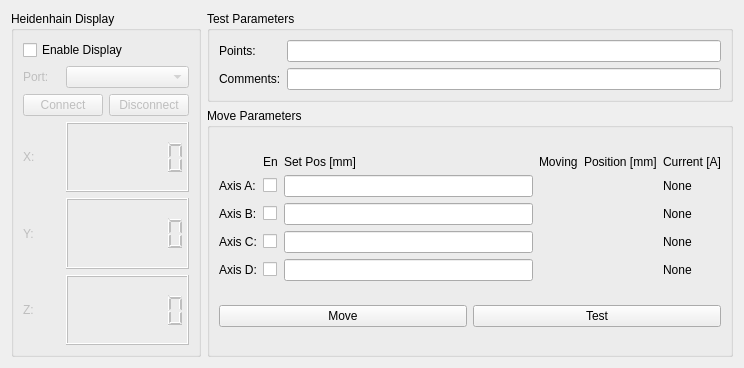
Before: the Qt Designer form undulator/gui/ui/testswidget.ui in lnls-ima/undulador-control-gui, drawn with Qt 5.
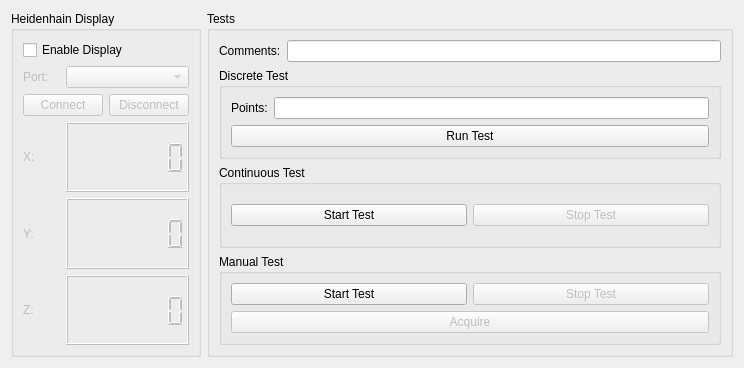
After: the same form once the commit is applied. Custom widgets are drawn as their Qt base class.

What changed in the file:
```diff
--- a/undulator/gui/ui/testswidget.ui
+++ b/undulator/gui/ui/testswidget.ui
@@ -13,8 +13,8 @@
   <property name="windowTitle">
    <string>Form</string>
   </property>
-  <layout class="QGridLayout" name="gridLayout_5">
-   <item row="0" column="0" rowspan="2">
+  <layout class="QGridLayout" name="gridLayout_6">
+   <item row="0" column="0">
     <widget class="QGroupBox" name="groupBox">
      <property name="title">
       <string>Heidenhain Display</string>
@@ -131,618 +131,126 @@
     </widget>
    </item>
    <item row="0" column="1">
-    <widget class="QGroupBox" name="groupBox_5">
+    <widget class="QGroupBox" name="groupBox_3">
      <property name="title">
-      <string>Test Parameters</string>
+      <string>Tests</string>
      </property>
-     <layout class="QGridLayout" name="gridLayout_3">
+     <layout class="QGridLayout" name="gridLayout_5">
       <item row="0" column="0">
-       <widget class="QLabel" name="label_5">
-        <property name="text">
-         <string>Points:</string>
-        </property>
-       </widget>
-      </item>
-      <item row="0" column="1">
-       <widget class="QLineEdit" name="le_points"/>
-      </item>
-      <item row="1" column="0">
-       <widget class="QLabel" name="label_6">
-        <property name="text">
-         <string>Comments:</string>
-        </property>
-       </widget>
-      </item>
-      <item row="1" column="1">
-       <widget class="QLineEdit" name="le_comments"/>
-      </item>
-     </layout>
-    </widget>
-   </item>
-   <item row="1" column="1">
-    <widget class="QGroupBox" name="groupBox_2">
-     <property name="sizePolicy">
-      <sizepolicy hsizetype="Expanding" vsizetype="Expanding">
-       <horstretch>0</horstretch>
-       <verstretch>0</verstretch>
-      </sizepolicy>
-     </property>
-     <property name="title">
-      <string>Move Parameters</string>
-     </property>
-     <layout class="QGridLayout" name="gridLayout_4">
-      <item row="0" column="0" colspan="2">
-       <layout class="QGridLayout" name="gridLayout_2">
-        <item row="4" column="0">
-         <widget class="QLabel" name="label_4">
+       <layout class="QHBoxLayout" name="horizontalLayout">
+        <item>
+         <widget class="QLabel" name="label_6">
           <property name="text">
-           <string>Axis D:</string>
+           <string>Comments:</string>
           </property>
          </widget>
         </item>
-        <item row="4" column="2">
-         <widget class="PyDMLineEdit" name="le_move_posD">
-          <property name="toolTip">
-           <string/>
-          </property>
-          <property name="precision" stdset="0">
-           <number>0</number>
-          </property>
-          <property name="precisionFromPV" stdset="0">
-           <bool>true</bool>
-          </property>
-          <property name="channel" stdset="0">
-           <string>ca://und:AxisD:MovePos</string>
-          </property>
-          <property name="displayFormat" stdset="0">
-           <enum>PyDMLineEdit::Default</enum>
-          </property>
-         </widget>
-        </item>
-        <item row="1" column="0">
-         <widget class="QLabel" name="label">
-          <property name="text">
-           <string>Axis A:</string>
-          </property>
-         </widget>
-        </item>
-        <item row="3" column="1">
-         <widget class="PyDMCheckbox" name="chb_moveC">
-          <property name="toolTip">
-           <string/>
-          </property>
-          <property name="channel" stdset="0">
-           <string>ca://und:AxisC:Move</string>
-          </property>
-         </widget>
-        </item>
-        <item row="2" column="2">
-         <widget class="PyDMLineEdit" name="le_move_posB">
-          <property name="toolTip">
-           <string/>
-          </property>
-          <property name="precision" stdset="0">
-           <number>0</number>
-          </property>
-          <property name="precisionFromPV" stdset="0">
-           <bool>true</bool>
-          </property>
-          <property name="channel" stdset="0">
-           <string>ca://und:AxisB:MovePos</string>
-          </property>
-         </widget>
-        </item>
-        <item row="1" column="1">
-         <widget class="PyDMCheckbox" name="chb_moveA">
-          <property name="toolTip">
-           <string/>
-          </property>
-          <property name="channel" stdset="0">
-           <string>ca://und:AxisA:Move</string>
-          </property>
-         </widget>
-        </item>
-        <item row="4" column="1">
-         <widget class="PyDMCheckbox" name="chb_moveD">
-          <property name="toolTip">
-           <string/>
-          </property>
-          <property name="channel" stdset="0">
-           <string>ca://und:AxisD:Move</string>
-          </property>
-         </widget>
-        </item>
-        <item row="3" column="2">
-         <widget class="PyDMLineEdit" name="le_move_posC">
-          <property name="toolTip">
-           <string/>
-          </property>
-          <property name="precision" stdset="0">
-           <number>0</number>
-          </property>
-          <property name="precisionFromPV" stdset="0">
-           <bool>true</bool>
-          </property>
-          <property name="channel" stdset="0">
-           <string>ca://und:AxisC:MovePos</string>
-          </property>
-         </widget>
-        </item>
-        <item row="1" column="2">
-         <widget class="PyDMLineEdit" name="le_move_posA">
-          <property name="toolTip">
-           <string/>
-          </property>
-          <property name="locale">
-           <locale language="English" country="UnitedStates"/>
-          </property>
-          <property name="inputMethodHints">
-           <set>Qt::ImhFormattedNumbersOnly</set>
-          </property>
-          <property name="precision" stdset="0">
-           <number>0</number>
-          </property>
-          <property name="precisionFromPV" stdset="0">
-           <bool>true</bool>
-          </property>
-          <property name="channel" stdset="0">
-           <string>ca://und:AxisA:MovePos</string>
-          </property>
-         </widget>
-        </item>
-        <item row="2" column="1">
-         <widget class="PyDMCheckbox" name="chb_moveB">
-          <property name="toolTip">
-           <string/>
-          </property>
-          <property name="channel" stdset="0">
-           <string>ca://und:AxisB:Move</string>
-          </property>
-         </widget>
-        </item>
-        <item row="3" column="0">
-         <widget class="QLabel" name="label_3">
-          <property name="text">
-           <string>Axis C:</string>
-          </property>
-         </widget>
-        </item>
-        <item row="2" column="0">
-         <widget class="QLabel" name="label_2">
-          <property name="text">
-           <string>Axis B:</string>
-          </property>
-         </widget>
-        </item>
-        <item row="2" column="3">
-         <widget class="PyDMByteIndicator" name="bit_mvnB">
-          <property name="sizePolicy">
-           <sizepolicy hsizetype="Preferred" vsizetype="Preferred">
-            <horstretch>0</horstretch>
-            <verstretch>0</verstretch>
-           </sizepolicy>
-          </property>
-          <property name="toolTip">
-           <string/>
-          </property>
-          <property name="channel" stdset="0">
-           <string>ca://und:AxisB:MoveStatus</string>
-          </property>
-          <property name="showLabels" stdset="0">
-           <bool>false</bool>
-          </property>
-          <property name="circles" stdset="0">
-           <bool>true</bool>
-          </property>
-          <property name="labels" stdset="0">
-           <stringlist>
-            <string>Motor Moving</string>
-           </stringlist>
-          </property>
-         </widget>
-        </item>
-        <item row="0" column="3">
-         <widget class="QLabel" name="label_13">
-          <property name="sizePolicy">
-           <sizepolicy hsizetype="Preferred" vsizetype="Maximum">
-            <horstretch>0</horstretch>
-            <verstretch>0</verstretch>
-           </sizepolicy>
-          </property>
-          <property name="text">
-           <string>Moving</string>
-          </property>
-         </widget>
-        </item>
-        <item row="1" column="4">
-         <widget class="PyDMLabel" name="la_AxisAPos">
-          <property name="sizePolicy">
-           <sizepolicy hsizetype="Maximum" vsizetype="Preferred">
-            <horstretch>0</horstretch>
-            <verstretch>0</verstretch>
-           </sizepolicy>
-          </property>
-          <property name="toolTip">
-           <string/>
-          </property>
-          <property name="precision" stdset="0">
-           <number>0</number>
-          </property>
-          <property name="precisionFromPV" stdset="0">
-           <bool>true</bool>
-          </property>
-          <property name="channel" stdset="0">
-           <string>ca://und:AxisA:ActualPosition</string>
-          </property>
-          <property name="displayFormat" stdset="0">
-           <enum>PyDMLabel::Default</enum>
-          </property>
-         </widget>
-        </item>
-        <item row="2" column="4">
-         <widget class="PyDMLabel" name="la_AxisBPos">
-          <property name="sizePolicy">
-           <sizepolicy hsizetype="Fixed" vsizetype="Preferred">
-            <horstretch>0</horstretch>
-            <verstretch>0</verstretch>
-           </sizepolicy>
-          </property>
-          <property name="toolTip">
-           <string/>
-          </property>
-          <property name="precision" stdset="0">
-           <number>0</number>
-          </property>
-          <property name="precisionFromPV" stdset="0">
-           <bool>true</bool>
-          </property>
-          <property name="channel" stdset="0">
-           <string>ca://und:AxisB:ActualPosition</string>
-          </property>
-          <property name="displayFormat" stdset="0">
-           <enum>PyDMLabel::Default</enum>
-          </property>
-         </widget>
-        </item>
-        <item row="4" column="3">
-         <widget class="PyDMByteIndicator" name="bit_mvnD">
-          <property name="sizePolicy">
-           <sizepolicy hsizetype="Preferred" vsizetype="Preferred">
-            <horstretch>0</horstretch>
-            <verstretch>0</verstretch>
-           </sizepolicy>
-          </property>
-          <property name="toolTip">
-           <string/>
-          </property>
-          <property name="channel" stdset="0">
-           <string>ca://und:AxisD:MoveStatus</string>
-          </property>
-          <property name="showLabels" stdset="0">
-           <bool>false</bool>
-          </property>
-          <property name="circles" stdset="0">
-           <bool>true</bool>
-          </property>
-          <property name="labels" stdset="0">
-           <stringlist>
-            <string>Motor Moving</string>
-           </stringlist>
-          </property>
-         </widget>
-        </item>
-        <item row="3" column="4">
-         <widget class="PyDMLabel" name="la_AxisCPos">
-          <property name="sizePolicy">
-           <sizepolicy hsizetype="Fixed" vsizetype="Preferred">
-            <horstretch>0</horstretch>
-            <verstretch>0</verstretch>
-           </sizepolicy>
-          </property>
-          <property name="toolTip">
-           <string/>
-          </property>
-          <property name="precision" stdset="0">
-           <number>0</number>
-          </property>
-          <property name="precisionFromPV" stdset="0">
-           <bool>true</bool>
-          </property>
-          <property name="channel" stdset="0">
-           <string>ca://und:AxisC:ActualPosition.VAL</string>
-          </property>
-          <property name="displayFormat" stdset="0">
-           <enum>PyDMLabel::Default</enum>
-          </property>
-         </widget>
-        </item>
-        <item row="4" column="4">
-         <widget class="PyDMLabel" name="la_AxisDPos">
-          <property name="sizePolicy">
-           <sizepolicy hsizetype="Fixed" vsizetype="Preferred">
-            <horstretch>0</horstretch>
-            <verstretch>0</verstretch>
-           </sizepolicy>
-          </property>
-          <property name="toolTip">
-           <string/>
-          </property>
-          <property name="precision" stdset="0">
-           <number>0</number>
-          </property>
-          <property name="precisionFromPV" stdset="0">
-           <bool>true</bool>
-          </property>
-          <property name="channel" stdset="0">
-           <string>ca://und:AxisD:ActualPosition.VAL</string>
-          </property>
-          <property name="displayFormat" stdset="0">
-           <enum>PyDMLabel::Default</enum>
-          </property>
-         </widget>
-        </item>
-        <item row="0" column="4">
-         <widget class="QLabel" name="label_14">
-          <property name="sizePolicy">
-           <sizepolicy hsizetype="Preferred" vsizetype="Maximum">
-            <horstretch>0</horstretch>
-            <verstretch>0</verstretch>
-           </sizepolicy>
-          </property>
-          <property name="text">
-           <string>Position [mm]</string>
-          </property>
-         </widget>
-        </item>
-        <item row="3" column="3">
-         <widget class="PyDMByteIndicator" name="bit_mvnC">
-          <property name="sizePolicy">
-           <sizepolicy hsizetype="Preferred" vsizetype="Preferred">
-            <horstretch>0</horstretch>
-            <verstretch>0</verstretch>
-           </sizepolicy>
-          </property>
-          <property name="toolTip">
-           <string/>
-          </property>
-          <property name="channel" stdset="0">
-           <string>ca://und:AxisC:MoveStatus</string>
-          </property>
-          <property name="showLabels" stdset="0">
-           <bool>false</bool>
-          </property>
-          <property name="circles" stdset="0">
-           <bool>true</bool>
-          </property>
-          <property name="labels" stdset="0">
-           <stringlist>
-            <string>Motor Moving</string>
-           </stringlist>
-          </property>
-         </widget>
-        </item>
-        <item row="0" column="1">
-         <widget class="QLabel" name="label_11">
-          <property name="sizePolicy">
-           <sizepolicy hsizetype="Preferred" vsizetype="Maximum">
-            <horstretch>0</horstretch>
-            <verstretch>0</verstretch>
-           </sizepolicy>
-          </property>
-          <property name="text">
-           <string>En</string>
-          </property>
-         </widget>
-        </item>
-        <item row="0" column="2">
-         <widget class="QLabel" name="label_12">
-          <property name="sizePolicy">
-           <sizepolicy hsizetype="Preferred" vsizetype="Maximum">
-            <horstretch>0</horstretch>
-            <verstretch>0</verstretch>
-           </sizepolicy>
-          </property>
-          <property name="text">
-           <string>Set Pos [mm]</string>
-          </property>
-         </widget>
-        </item>
-        <item row="1" column="3">
-         <widget class="PyDMByteIndicator" name="bit_mvnA">
-          <property name="sizePolicy">
-           <sizepolicy hsizetype="Minimum" vsizetype="Preferred">
-            <horstretch>0</horstretch>
-            <verstretch>0</verstretch>
-           </sizepolicy>
-          </property>
-          <property name="toolTip">
-           <string/>
-          </property>
-          <property name="channel" stdset="0">
-           <string>ca://und:AxisA:MoveStatus</string>
-          </property>
-          <property name="showLabels" stdset="0">
-           <bool>false</bool>
-          </property>
-          <property name="circles" stdset="0">
-           <bool>true</bool>
-          </property>
-          <property name="labels" stdset="0">
-           <stringlist>
-            <string>Motor Moving</string>
-           </stringlist>
-          </property>
-         </widget>
-        </item>
-        <item row="0" column="5">
-         <widget class="QLabel" name="label_15">
-          <property name="sizePolicy">
-           <sizepolicy hsizetype="Preferred" vsizetype="Maximum">
-            <horstretch>0</horstretch>
-            <verstretch>0</verstretch>
-           </sizepolicy>
-          </property>
-          <property name="text">
-           <string>Current [A]</string>
-          </property>
-         </widget>
-        </item>
-        <item row="1" column="5">
-         <widget class="PyDMLabel" name="la_AxisACur">
-          <property name="sizePolicy">
-           <sizepolicy hsizetype="Maximum" vsizetype="Preferred">
-            <horstretch>0</horstretch>
-            <verstretch>0</verstretch>
-           </sizepolicy>
-          </property>
-          <property name="toolTip">
-           <string/>
-          </property>
-          <property name="text">
-           <string>None</string>
-          </property>
-          <property name="precision" stdset="0">
-           <number>0</number>
-          </property>
-          <property name="precisionFromPV" stdset="0">
-           <bool>true</bool>
-          </property>
-          <property name="channel" stdset="0">
-           <string>ca://und:AxisA:OutputCurrent</string>
-          </property>
-          <property name="displayFormat" stdset="0">
-           <enum>PyDMLabel::Default</enum>
-          </property>
-         </widget>
-        </item>
-        <item row="2" column="5">
-         <widget class="PyDMLabel" name="la_AxisBCur">
-          <property name="sizePolicy">
-           <sizepolicy hsizetype="Maximum" vsizetype="Preferred">
-            <horstretch>0</horstretch>
-            <verstretch>0</verstretch>
-           </sizepolicy>
-          </property>
-          <property name="toolTip">
-           <string/>
-          </property>
-          <property name="text">
-           <string>None</string>
-          </property>
-          <property name="precision" stdset="0">
-           <number>0</number>
-          </property>
-          <property name="precisionFromPV" stdset="0">
-           <bool>true</bool>
-          </property>
-          <property name="channel" stdset="0">
-           <string>ca://und:AxisB:OutputCurrent</string>
-          </property>
-          <property name="displayFormat" stdset="0">
-           <enum>PyDMLabel::Default</enum>
-          </property>
-         </widget>
-        </item>
-        <item row="3" column="5">
-         <widget class="PyDMLabel" name="la_AxisCCur">
-          <property name="sizePolicy">
-           <sizepolicy hsizetype="Maximum" vsizetype="Preferred">
-            <horstretch>0</horstretch>
-            <verstretch>0</verstretch>
-           </sizepolicy>
-          </property>
-          <property name="toolTip">
-           <string/>
-          </property>
-          <property name="text">
-           <string>None</string>
-          </property>
-          <property name="precision" stdset="0">
-           <number>0</number>
-          </property>
-          <property name="precisionFromPV" stdset="0">
-           <bool>true</bool>
-          </property>
-          <property name="channel" stdset="0">
-           <string>ca://und:AxisC:OutputCurrent</string>
-          </property>
-          <property name="displayFormat" stdset="0">
-           <enum>PyDMLabel::Default</enum>
-          </property>
-         </widget>
-        </item>
-        <item row="4" column="5">
-         <widget class="PyDMLabel" name="la_AxisDCur">
-          <property name="sizePolicy">
-           <sizepolicy hsizetype="Maximum" vsizetype="Preferred">
-            <horstretch>0</horstretch>
-            <verstretch>0</verstretch>
-           </sizepolicy>
-          </property>
-          <property name="toolTip">
-           <string/>
-          </property>
-          <property name="text">
-           <string>None</string>
-          </property>
-          <property name="precision" stdset="0">
-           <number>0</number>
-          </property>
-          <property name="precisionFromPV" stdset="0">
-           <bool>true</bool>
-          </property>
-          <property name="channel" stdset="0">
-           <string>ca://und:AxisD:OutputCurrent</string>
-          </property>
-          <property name="displayFormat" stdset="0">
-           <enum>PyDMLabel::Default</enum>
-          </property>
-         </widget>
+        <item>
+         <widget class="QLineEdit" name="le_comments"/>
         </item>
        </layout>
       </item>
       <item row="1" column="0">
-       <widget class="PyDMPushButton" name="pbt_Move">
-        <property name="toolTip">
-         <string/>
+       <widget class="QGroupBox" name="groupBox_5">
+        <property name="title">
+         <string>Discrete Test</string>
         </property>
-        <property name="text">
-         <string>Move</string>
+        <layout class="QGridLayout" name="gridLayout_3">
+         <item row="1" column="0" colspan="2">
+          <widget class="PyDMPushButton" name="pbt_test">
+           <property name="toolTip">
+            <string/>
+           </property>
+           <property name="text">
+            <string>Run Test</string>
+           </property>
+           <property name="checked">
+            <bool>false</bool>
+           </property>
+           <property name="rules" stdset="0">
+            <string>[{&quot;name&quot;: &quot;Enable&quot;, &quot;property&quot;: &quot;Enable&quot;, &quot;expression&quot;: &quot;ch[0]&quot;, &quot;channels&quot;: [{&quot;channel&quot;: &quot;ca://und:AxisA:DriveEnableStatus&quot;, &quot;trigger&quot;: true}]}]</string>
+           </property>
+           <property name="channel" stdset="0">
+            <string/>
+           </property>
+           <property name="pressValue" stdset="0">
+            <string>1</string>
+           </property>
+          </widget>
+         </item>
+         <item row="0" column="0">
+          <widget class="QLabel" name="label_5">
+           <property name="text">
+            <string>Points:</string>
+           </property>
+          </widget>
+         </item>
+         <item row="0" column="1">
+          <widget class="QLineEdit" name="le_points"/>
+         </item>
+        </layout>
+       </widget>
+      </item>
+      <item row="2" column="0">
+       <widget class="QGroupBox" name="groupBox_2">
+        <property name="title">
+         <string>Continuous Test</string>
         </property>
-        <property name="checked">
-         <bool>false</bool>
-        </property>
-        <property name="rules" stdset="0">
-         <string>[{&quot;name&quot;: &quot;Enable&quot;, &quot;property&quot;: &quot;Enable&quot;, &quot;expression&quot;: &quot;ch[0]&quot;, &quot;channels&quot;: [{&quot;channel&quot;: &quot;ca://und:AxisA:DriveEnableStatus&quot;, &quot;trigger&quot;: true}]}]</string>
-        </property>
-        <property name="channel" stdset="0">
-         <string>ca://und:EnMove</string>
-        </property>
-        <property name="pressValue" stdset="0">
-         <string>1</string>
-        </property>
+        <layout class="QGridLayout" name="gridLayout_2">
+         <item row="0" column="0">
+          <widget class="QPushButton" name="pbt_start_cont">
+           <property name="text">
+            <string>Start Test</string>
+           </property>
+          </widget>
+         </item>
+         <item row="0" column="1">
+          <widget class="QPushButton" name="pbt_stop_cont">
+           <property name="enabled">
+            <bool>false</bool>
+           </property>
+           <property name="text">
+            <string>Stop Test</string>
+           </property>
+          </widget>
+         </item>
+        </layout>
        </widget>
       </item>
-      <item row="1" column="1">
-       <widget class="PyDMPushButton" name="pbt_test">
-        <property name="toolTip">
-         <string/>
+      <item row="3" column="0">
+       <widget class="QGroupBox" name="groupBox_4">
+        <property name="title">
+         <string>Manual Test</string>
         </property>
-        <property name="text">
-         <string>Test</string>
-        </property>
-        <property name="checked">
-         <bool>false</bool>
-        </property>
-        <property name="rules" stdset="0">
-         <string>[{&quot;name&quot;: &quot;Enable&quot;, &quot;property&quot;: &quot;Enable&quot;, &quot;expression&quot;: &quot;ch[0]&quot;, &quot;channels&quot;: [{&quot;channel&quot;: &quot;ca://und:AxisA:DriveEnableStatus&quot;, &quot;trigger&quot;: true}]}]</string>
-        </property>
-        <property name="channel" stdset="0">
-         <string/>
-        </property>
-        <property name="pressValue" stdset="0">
-         <string>1</string>
-        </property>
+        <layout class="QGridLayout" name="gridLayout_4">
+         <item row="0" column="0">
+          <widget class="QPushButton" name="pbt_start_man">
+           <property name="text">
+            <string>Start Test</string>
+           </property>
+          </widget>
+         </item>
+         <item row="0" column="1">
+          <widget class="QPushButton" name="pbt_stop_man">
+           <property name="enabled">
+            <bool>false</bool>
+           </property>
+           <property name="text">
+            <string>Stop Test</string>
+           </property>
+          </widget>
+         </item>
+         <item row="1" column="0" colspan="2">
+          <widget class="QPushButton" name="pbt_acquire">
+           <property name="enabled">
+            <bool>false</bool>
+           </property>
+           <property name="text">
+            <string>Acquire</string>
+           </property>
+          </widget>
+         </item>
+        </layout>
        </widget>
       </item>
      </layout>
@@ -751,26 +259,6 @@
   </layout>
  </widget>
  <customwidgets>
-  <customwidget>
-   <class>PyDMLabel</class>
-   <extends>QLabel</extends>
-   <header>pydm.widgets.label</header>
-  </customwidget>
-  <customwidget>
-   <class>PyDMByteIndicator</class>
-   <extends>QWidget</extends>
-   <header>pydm.widgets.byte</header>
-  </customwidget>
-  <customwidget>
-   <class>PyDMCheckbox</class>
-   <extends>QCheckBox</extends>
-   <header>pydm.widgets.checkbox</header>
-  </customwidget>
-  <customwidget>
-   <class>PyDMLineEdit</class>
-   <extends>QLineEdit</extends>
-   <header>pydm.widgets.line_edit</header>
-  </customwidget>
   <customwidget>
    <class>PyDMPushButton</class>
    <extends>QPushButton</extends>
```
